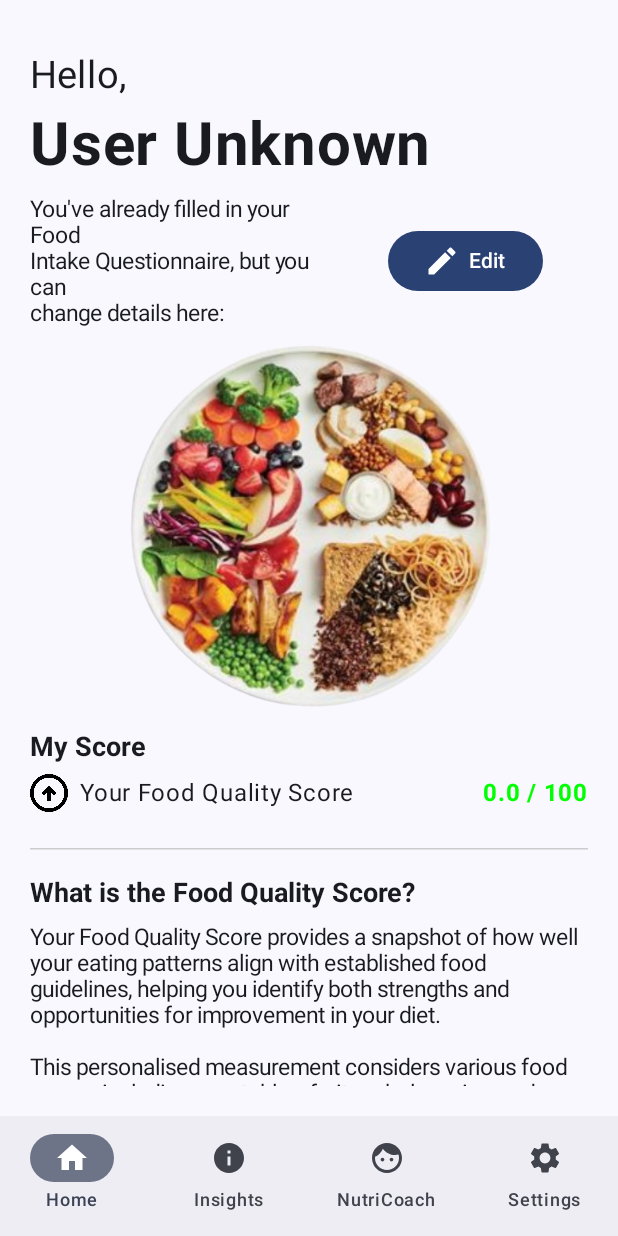
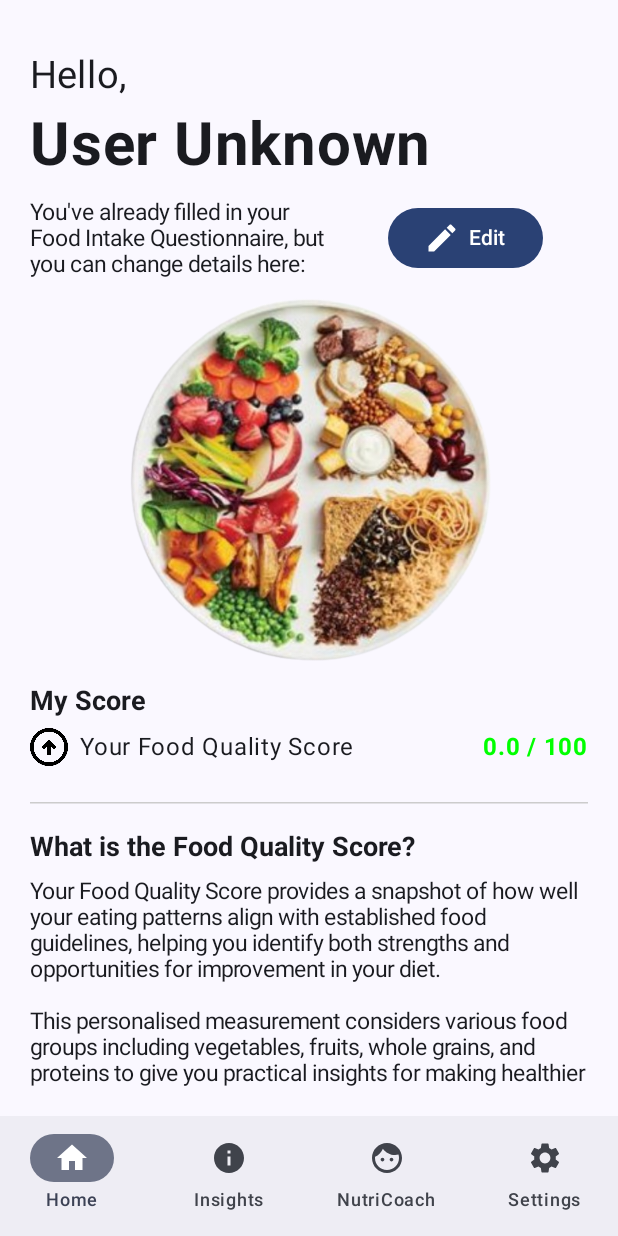
Before and after one commit to YngTng/NutriTrack, an Android app built with Jetpack Compose: the ActivityPage screen opened directly, with no data from a screen before it, on a phone screen of 412 x 824 dp. Run offline under Robolectric (Android 15) with nearby library versions, the phone set to English and light mode, and no system bars.

```diff
--- a/app/src/main/java/com/example/a3_yangtang33840180/ActivityPage.kt
+++ b/app/src/main/java/com/example/a3_yangtang33840180/ActivityPage.kt
@@ -178,7 +178,7 @@ fun HomePage() {
             verticalAlignment = Alignment.CenterVertically
         ){
             Text(
-                text = "You've already filled in your Food\nIntake Questionnaire, but you can\nchange details here:",
+                text = "You've already filled in your Food Intake Questionnaire, but you can change details here:",
                 style = androidx.compose.ui.text.TextStyle(fontSize = 15.sp),
                 modifier = Modifier.weight(1f)
             )
--- a/app/src/main/java/com/example/a3_yangtang33840180/data/FoodIntake.kt
+++ /dev/null
@@ -1,5 +0,0 @@
-package com.example.a3_yangtang33840180.data
-
-class FoodIntake (
-    //store responses from the questionnaire with a foreign key column
-)
--- a/app/src/main/java/com/example/a3_yangtang33840180/genAI/MessageDAO.kt
+++ b/app/src/main/java/com/example/a3_yangtang33840180/genAI/MessageDAO.kt
@@ -22,9 +22,6 @@ interface MessageDAO {
     @Query("DELETE FROM messages")
     suspend fun deleteAllMessages()
 
-    @Query("DELETE FROM messages WHERE id = :messageId")
-    suspend fun deleteMessageById(messageId: Int)
-
     @Query("SELECT * FROM messages ORDER BY id ASC")
     fun getAllMessages(): Flow<List<Message>>
 }
--- a/app/src/main/java/com/example/a3_yangtang33840180/genAI/MessageViewModel.kt
+++ b/app/src/main/java/com/example/a3_yangtang33840180/genAI/MessageViewModel.kt
@@ -19,11 +19,6 @@ class MessageViewModel(context: Context): ViewModel() {
         messageRepository.updateMessage(message)
     }
 
-
-    fun deleteMessageById(messageId: Int) = viewModelScope.launch {
-        messageRepository.deleteMessageById(messageId)
-    }
-
     fun deleteAllMessages() = viewModelScope.launch {
         messageRepository.deleteAllMessages()
     }
```
Also changed, not shown: app/src/main/java/com/example/a3_yangtang33840180/genAI/MessageRepository.kt (+0 -8 lines).
